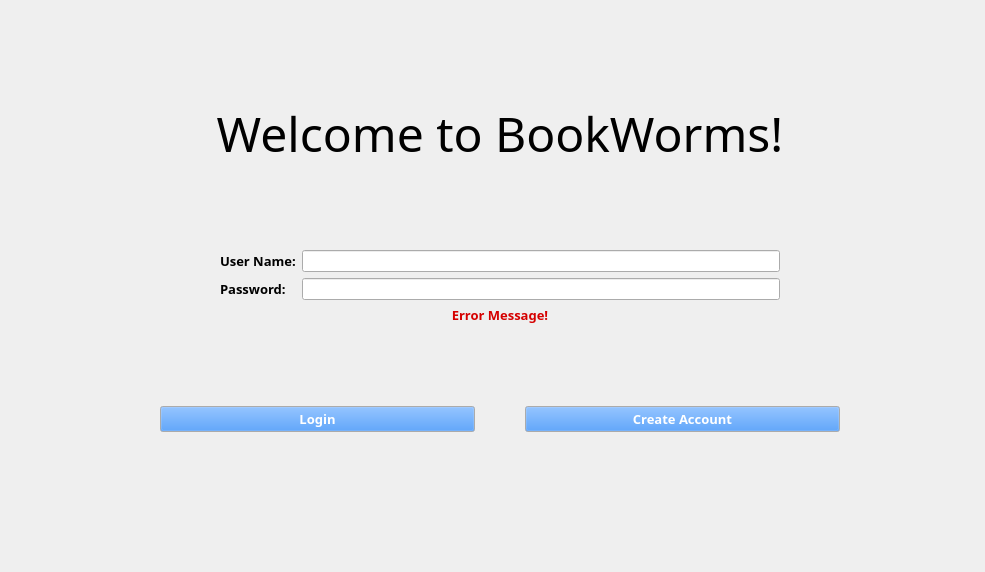
This is forms/libraryLogin.ui in umustdye/Book-Worms as Qt 5 draws it before an edit. The edited form follows.
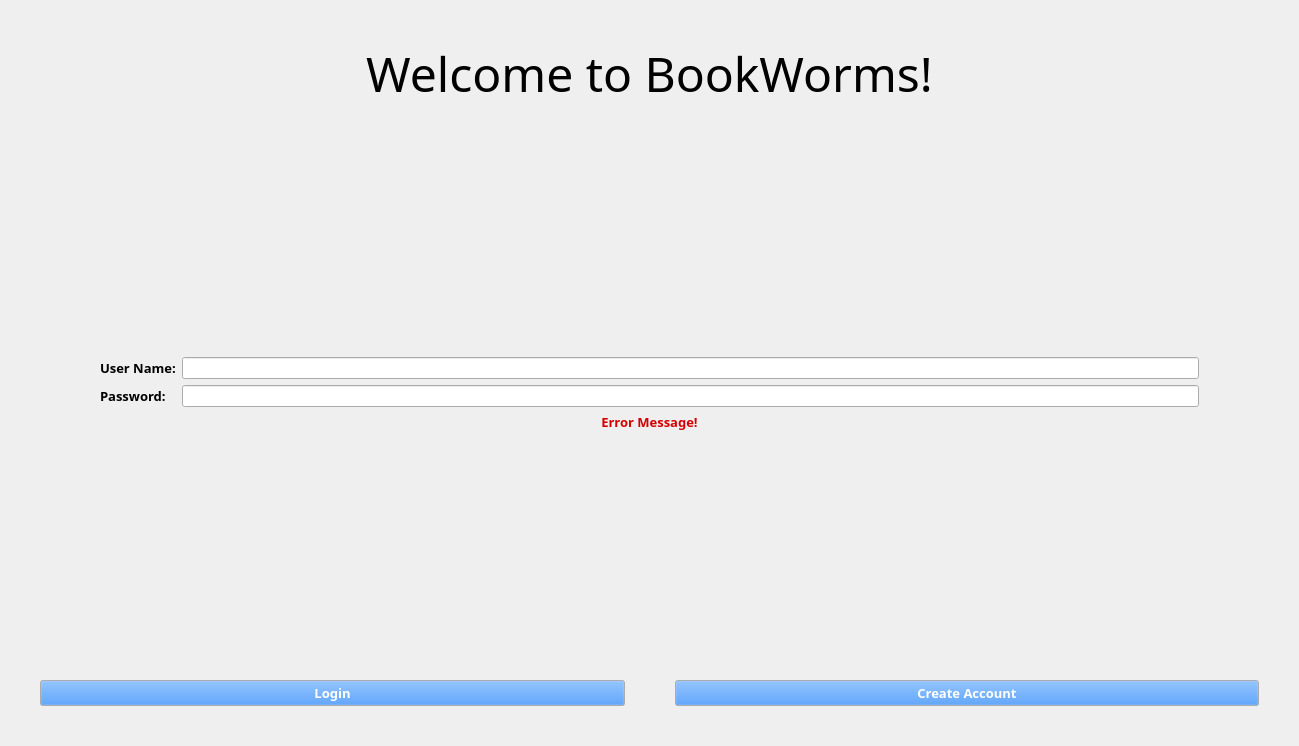
This is the edited form.

The edit to the form file:
```diff
--- a/forms/libraryLogin.ui
+++ b/forms/libraryLogin.ui
@@ -6,22 +6,27 @@
    <rect>
     <x>0</x>
     <y>0</y>
-    <width>985</width>
-    <height>572</height>
+    <width>1299</width>
+    <height>746</height>
    </rect>
   </property>
   <property name="windowTitle">
    <string>LibraryLogin</string>
   </property>
-  <widget class="QWidget" name="layoutWidget">
-   <property name="geometry">
-    <rect>
-     <x>160</x>
-     <y>100</y>
-     <width>680</width>
-     <height>332</height>
-    </rect>
+  <layout class="QVBoxLayout" name="verticalLayout">
+   <property name="leftMargin">
+    <number>40</number>
    </property>
+   <property name="topMargin">
+    <number>40</number>
+   </property>
+   <property name="rightMargin">
+    <number>40</number>
+   </property>
+   <property name="bottomMargin">
+    <number>40</number>
+   </property>
+   <item>
    <layout class="QVBoxLayout" name="mainLayout">
     <item>
      <widget class="QLabel" name="pageName">
@@ -443,7 +448,8 @@
      </layout>
     </item>
    </layout>
-  </widget>
+   </item>
+  </layout>
  </widget>
  <resources/>
  <connections/>
```
Lines whose indentation alone changed are shown as unchanged.
